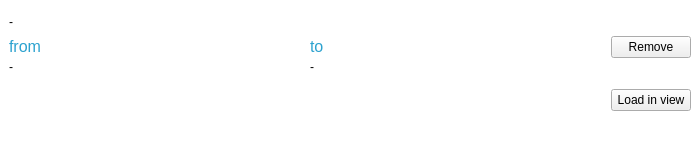
keshavbhatt/glate, file src/history_item.ui: the form before one commit.
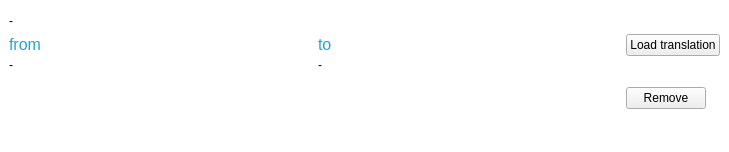
The form after the commit. Icons and pictures are not drawn.

Commit message: history class now saves history of translations.

Diff of the .ui file:
```diff
--- a/src/history_item.ui
+++ b/src/history_item.ui
@@ -6,8 +6,8 @@
    <rect>
     <x>0</x>
     <y>0</y>
-    <width>700</width>
-    <height>154</height>
+    <width>729</width>
+    <height>150</height>
    </rect>
   </property>
   <property name="windowTitle">
@@ -148,7 +148,7 @@
          </widget>
         </item>
         <item row="0" column="2">
-         <widget class="QPushButton" name="remove">
+         <widget class="QPushButton" name="load">
           <property name="sizePolicy">
            <sizepolicy hsizetype="Maximum" vsizetype="Fixed">
             <horstretch>0</horstretch>
@@ -156,7 +156,7 @@
            </sizepolicy>
           </property>
           <property name="text">
-           <string>Remove</string>
+           <string>Load translation</string>
           </property>
           <property name="icon">
            <iconset resource="icons.qrc">
@@ -171,7 +171,7 @@
          </widget>
         </item>
         <item row="1" column="2">
-         <widget class="QPushButton" name="load">
+         <widget class="QPushButton" name="remove">
           <property name="sizePolicy">
            <sizepolicy hsizetype="Maximum" vsizetype="Fixed">
             <horstretch>0</horstretch>
@@ -179,7 +179,7 @@
            </sizepolicy>
           </property>
           <property name="text">
-           <string>Load in view</string>
+           <string>Remove</string>
           </property>
           <property name="icon">
            <iconset resource="icons.qrc">
```
Left out of the diff: 96 changed lines with no effect on the pictures. The commit also changes 3 other files.
